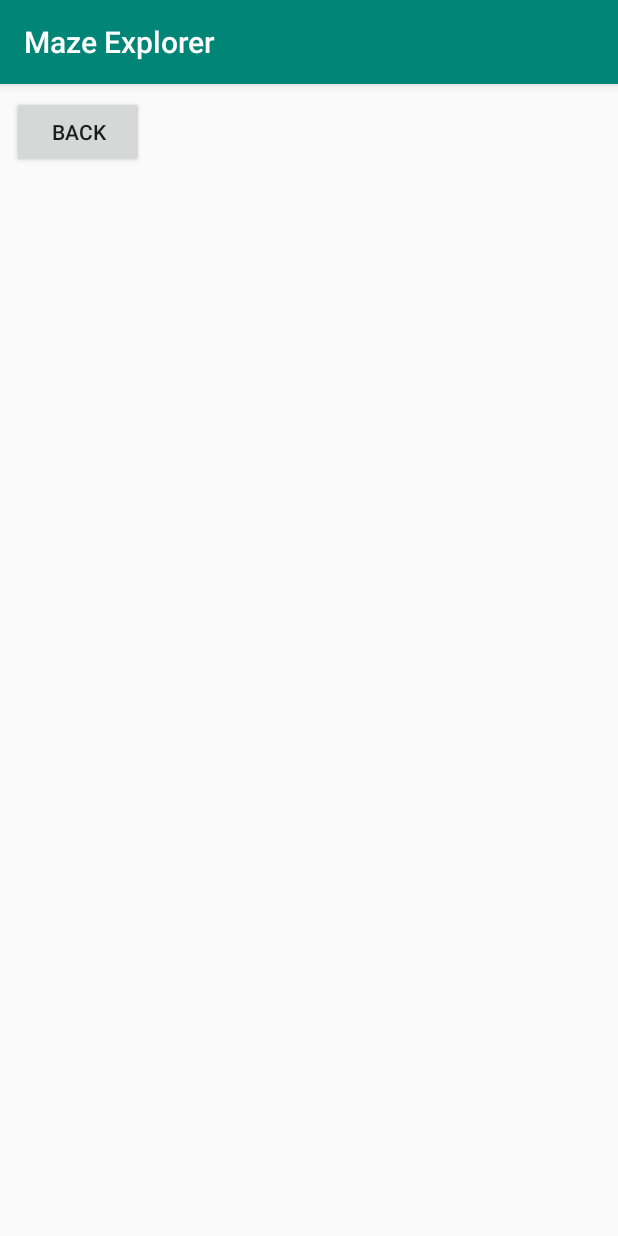
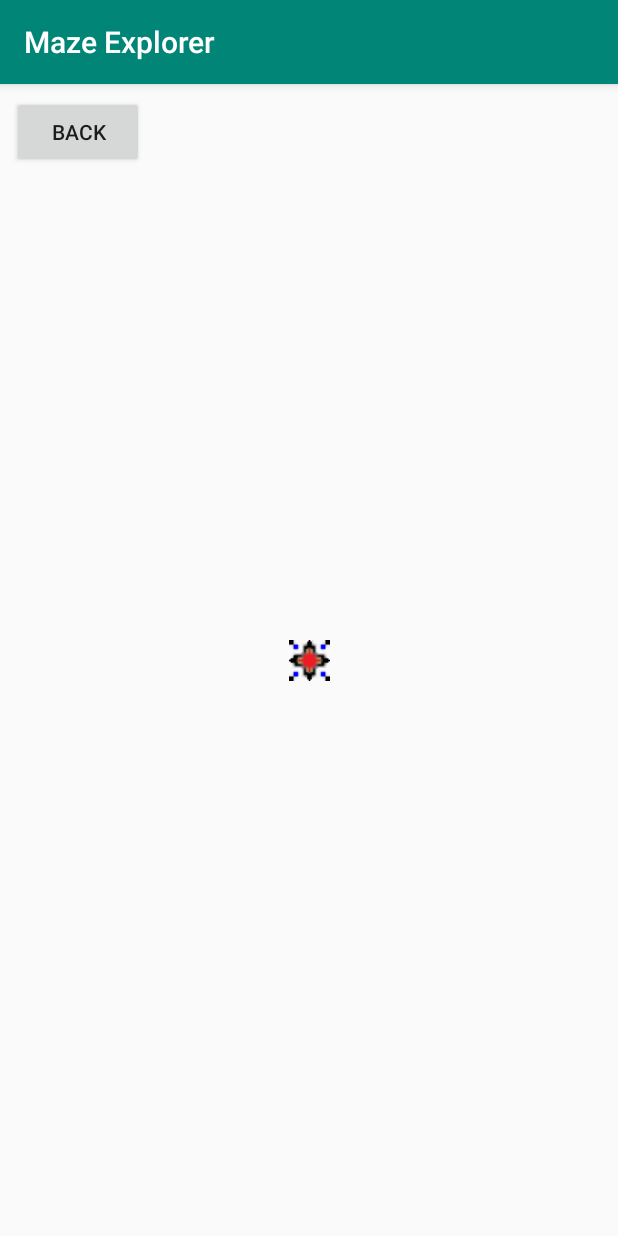
Before and after one commit to westonsfiala/ECE590A_Spring, an Android app: the Maze screen opened directly, with no data from a screen before it, on a phone screen of 412 x 824 dp. Run offline under Robolectric (Android 15) with nearby library versions, the phone set to English and light mode, and no system bars.

Commit message:
Increased the size of all the maze pieces so they look better

```diff
--- a/Assignment2/MazeExplorer/app/src/main/res/layout/activity_maze.xml
+++ b/Assignment2/MazeExplorer/app/src/main/res/layout/activity_maze.xml
@@ -16,5 +16,22 @@
             app:layout_constraintStart_toStartOf="parent" android:layout_marginLeft="8dp"
             android:layout_marginStart="8dp"
             android:layout_marginTop="8dp"
-            app:layout_constraintHorizontal_bias="0.0"/>
+            app:layout_constraintHorizontal_bias="0.0"
+            app:layout_constraintBottom_toBottomOf="parent" app:layout_constraintVertical_bias="0.0"
+            android:layout_marginBottom="8dp"/>
+    <ImageView
+            android:layout_width="wrap_content"
+            android:layout_height="wrap_content" app:srcCompat="@drawable/goal"
+            android:id="@+id/imageView4" app:layout_constraintStart_toStartOf="parent"
+            app:layout_constraintEnd_toEndOf="parent"
+            app:layout_constraintTop_toTopOf="parent"
+            app:layout_constraintBottom_toBottomOf="parent" android:scaleType="fitXY"
+    />
+    <ImageView
+            android:layout_width="wrap_content"
+            android:layout_height="wrap_content" app:srcCompat="@drawable/player"
+            android:id="@+id/imageView5"
+            app:layout_constraintTop_toTopOf="@+id/imageView4" app:layout_constraintEnd_toEndOf="@+id/imageView4"
+            app:layout_constraintBottom_toBottomOf="@+id/imageView4"
+            app:layout_constraintStart_toStartOf="@+id/imageView4"/>
 </android.support.constraint.ConstraintLayout>
```
Also changed, not shown: Assignment2/MazeExplorer/app/src/main/res/drawable-v24/corner_bottom_left.png, Assignment2/MazeExplorer/app/src/main/res/drawable-v24/corner_bottom_right.png, Assignment2/MazeExplorer/app/src/main/res/drawable-v24/corner_top_left.png, Assignment2/MazeExplorer/app/src/main/res/drawable-v24/corner_top_right.png, Assignment2/MazeExplorer/app/src/main/res/drawable-v24/deadend_bottom.png, Assignment2/MazeExplorer/app/src/main/res/drawable-v24/deadend_left.png, Assignment2/MazeExplorer/app/src/main/res/drawable-v24/deadend_right.png, Assignment2/MazeExplorer/app/src/main/res/drawable-v24/deadend_top.png, Assignment2/MazeExplorer/app/src/main/res/drawable-v24/four_way.png, Assignment2/MazeExplorer/app/src/main/res/drawable-v24/goal.png, Assignment2/MazeExplorer/app/src/main/res/drawable-v24/hallway_horizontal.png, Assignment2/MazeExplorer/app/src/main/res/drawable-v24/hallway_vertical.png, Assignment2/MazeExplorer/app/src/main/res/drawable-v24/player.png, Assignment2/MazeExplorer/app/src/main/res/drawable-v24/t_bottom.png, 4 more files.
